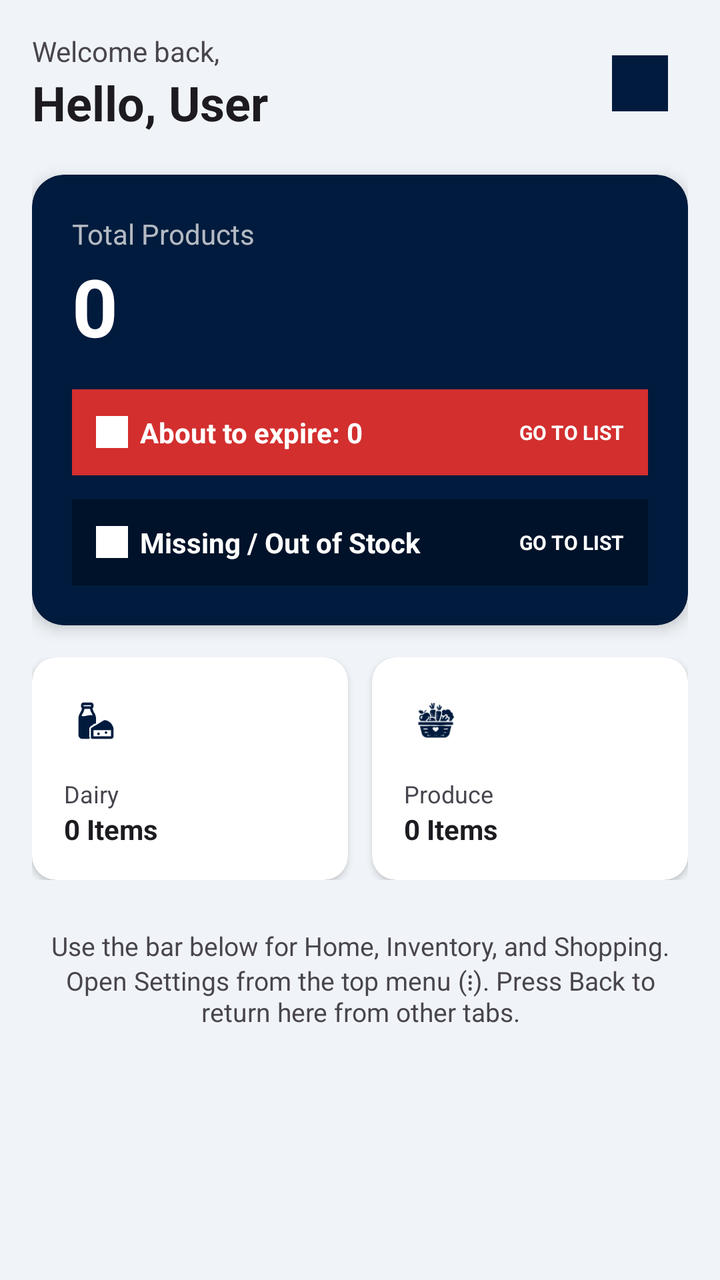
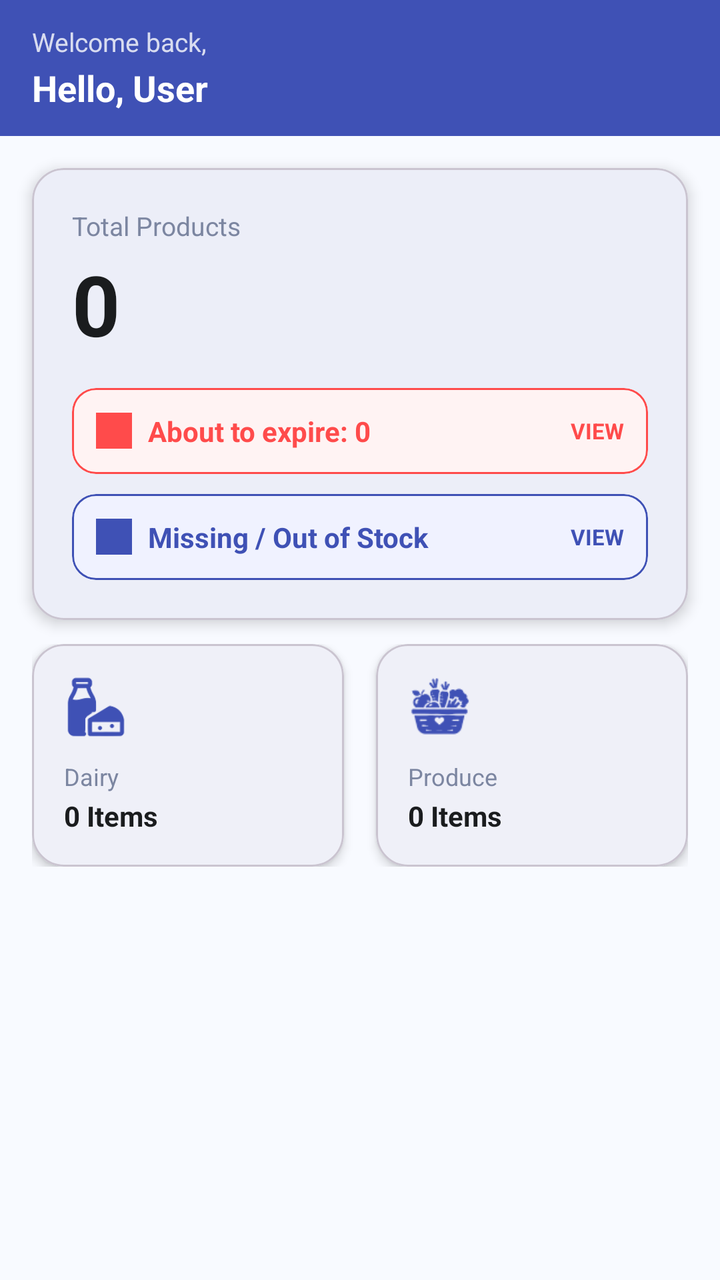

Two renders of the same Android screen: before a commit and after it. Below are the layout's source before the change and the commit's diff.
<!-- AndroidManifest.xml: application theme Theme.MyFridge -->
<!-- res/layout/fragment_home.xml -->
<?xml version="1.0" encoding="utf-8"?>
<ScrollView xmlns:android="http://schemas.android.com/apk/res/android"
    xmlns:app="http://schemas.android.com/apk/res-auto"
    android:layout_width="match_parent"
    android:layout_height="match_parent"
    android:background="?android:attr/windowBackground"
    android:fillViewport="true">

    <LinearLayout
        android:layout_width="match_parent"
        android:layout_height="wrap_content"
        android:orientation="vertical"
        android:padding="16dp">

        <LinearLayout
            android:layout_width="match_parent"
            android:layout_height="wrap_content"
            android:layout_marginBottom="20dp"
            android:gravity="center_vertical"
            android:orientation="horizontal">

            <LinearLayout
                android:layout_width="0dp"
                android:layout_height="wrap_content"
                android:layout_weight="1"
                android:orientation="vertical">

                <TextView
                    android:layout_width="wrap_content"
                    android:layout_height="wrap_content"
                    android:text="Welcome back,"
                    android:textColor="?android:attr/textColorSecondary" />

                <TextView
                    android:id="@+id/txt_hello_user"
                    android:layout_width="wrap_content"
                    android:layout_height="wrap_content"
                    android:text="Hello, User"
                    android:textColor="?android:attr/textColorPrimary"
                    android:textSize="24sp"
                    android:textStyle="bold" />
            </LinearLayout>

            <ImageView
                android:id="@+id/img_fridge_logo"
                android:layout_width="48dp"
                android:layout_height="48dp"
                android:contentDescription="@string/app_name"
                android:padding="10dp"
                android:src="@drawable/ic_fridge"
                app:tint="?attr/colorPrimary" />
        </LinearLayout>

        
        <androidx.cardview.widget.CardView
            android:layout_width="match_parent"
            android:layout_height="wrap_content"
            app:cardBackgroundColor="@color/navy_blue"
            app:cardCornerRadius="16dp"
            app:cardElevation="4dp">

            <LinearLayout
                android:layout_width="match_parent"
                android:layout_height="wrap_content"
                android:orientation="vertical"
                android:padding="20dp">

                <TextView
                    android:layout_width="wrap_content"
                    android:layout_height="wrap_content"
                    android:text="Total Products"
                    android:textColor="@color/text_light"
                    android:alpha="0.8" />

                <TextView
                    android:id="@+id/txt_total_products"
                    android:layout_width="wrap_content"
                    android:layout_height="wrap_content"
                    android:text="0"
                    android:textColor="@color/white"
                    android:textSize="40sp"
                    android:textStyle="bold" />

                <LinearLayout
                    android:id="@+id/row_about_to_expire"
                    android:layout_width="match_parent"
                    android:layout_height="wrap_content"
                    android:layout_marginTop="15dp"
                    android:background="@color/red_main"
                    android:clickable="true"
                    android:focusable="true"
                    android:gravity="center_vertical"
                    android:padding="12dp">

                    <ImageView
                        android:layout_width="16dp"
                        android:layout_height="16dp"
                        android:layout_marginEnd="6dp"
                        android:src="@drawable/ic_alert_warning"
                        app:tint="@color/white" />

                    <TextView
                        android:id="@+id/txt_about_to_expire"
                        android:layout_width="0dp"
                        android:layout_height="wrap_content"
                        android:layout_weight="1"
                        android:text="About to expire: 0"
                        android:textColor="@color/white"
                        android:textStyle="bold" />

                    <TextView
                        android:layout_width="wrap_content"
                        android:layout_height="wrap_content"
                        android:text="GO TO LIST"
                        android:textColor="@color/white"
                        android:textSize="10sp"
                        android:textStyle="bold" />
                </LinearLayout>

                <LinearLayout
                    android:id="@+id/row_shopping_cta"
                    android:layout_width="match_parent"
                    android:layout_height="wrap_content"
                    android:layout_marginTop="12dp"
                    android:background="@color/deep_blue"
                    android:clickable="true"
                    android:focusable="true"
                    android:gravity="center_vertical"
                    android:padding="12dp">

                    <ImageView
                        android:layout_width="16dp"
                        android:layout_height="16dp"
                        android:layout_marginEnd="6dp"
                        android:src="@drawable/ic_shopping_cart"
                        app:tint="@color/white" />

                    <TextView
                        android:layout_width="0dp"
                        android:layout_height="wrap_content"
                        android:layout_weight="1"
                        android:text="Missing / Out of Stock"
                        android:textColor="@color/white"
                        android:textStyle="bold" />

                    <TextView
                        android:layout_width="wrap_content"
                        android:layout_height="wrap_content"
                        android:text="GO TO LIST"
                        android:textColor="@color/white"
                        android:textSize="10sp"
                        android:textStyle="bold" />
                </LinearLayout>
            </LinearLayout>
        </androidx.cardview.widget.CardView>

        <LinearLayout
            android:layout_width="match_parent"
            android:layout_height="wrap_content"
            android:layout_marginTop="16dp"
            android:orientation="horizontal">

            <androidx.cardview.widget.CardView
                android:layout_width="0dp"
                android:layout_height="wrap_content"
                android:layout_marginEnd="6dp"
                android:layout_weight="1"
                app:cardBackgroundColor="?attr/colorSurface"
                app:cardCornerRadius="12dp"
                app:cardElevation="2dp">

                <LinearLayout
                    android:layout_width="match_parent"
                    android:layout_height="wrap_content"
                    android:orientation="vertical"
                    android:padding="16dp">

                    <ImageView
                        android:layout_width="32dp"
                        android:layout_height="32dp"
                        android:padding="6dp"
                        android:src="@drawable/ic_dairy"
                        app:tint="?attr/colorPrimary" />

                    <TextView
                        android:layout_width="wrap_content"
                        android:layout_height="wrap_content"
                        android:layout_marginTop="12dp"
                        android:text="Dairy"
                        android:textColor="?android:attr/textColorSecondary"
                        android:textSize="12sp" />

                    <TextView
                        android:id="@+id/txt_dairy_items"
                        android:layout_width="wrap_content"
                        android:layout_height="wrap_content"
                        android:text="0 Items"
                        android:textColor="?android:attr/textColorPrimary"
                        android:textStyle="bold" />
                </LinearLayout>
            </androidx.cardview.widget.CardView>

            <androidx.cardview.widget.CardView
                android:layout_width="0dp"
                android:layout_height="wrap_content"
                android:layout_marginStart="6dp"
                android:layout_weight="1"
                app:cardBackgroundColor="?attr/colorSurface"
                app:cardCornerRadius="12dp"
                app:cardElevation="2dp">

                <LinearLayout
                    android:layout_width="match_parent"
                    android:layout_height="wrap_content"
                    android:orientation="vertical"
                    android:padding="16dp">

                    <ImageView
                        android:layout_width="32dp"
                        android:layout_height="32dp"
                        android:padding="6dp"
                        android:src="@drawable/ic_produce"
                        app:tint="?attr/colorPrimary" />

                    <TextView
                        android:layout_width="wrap_content"
                        android:layout_height="wrap_content"
                        android:layout_marginTop="12dp"
                        android:text="Produce"
                        android:textColor="?android:attr/textColorSecondary"
                        android:textSize="12sp" />

                    <TextView
                        android:id="@+id/txt_produce_items"
                        android:layout_width="wrap_content"
                        android:layout_height="wrap_content"
                        android:text="0 Items"
                        android:textColor="?android:attr/textColorPrimary"
                        android:textStyle="bold" />
                </LinearLayout>
            </androidx.cardview.widget.CardView>
        </LinearLayout>

        <TextView
            android:layout_width="match_parent"
            android:layout_height="wrap_content"
            android:layout_marginTop="24dp"
            android:gravity="center"
            android:text="Use the bar below for Home, Inventory, and Shopping. Open Settings from the top menu (⋮). Press Back to return here from other tabs."
            android:textColor="?android:attr/textColorSecondary"
            android:textSize="13sp" />

    </LinearLayout>
</ScrollView>
<!-- resources referenced by this layout -->
<resources>
  <color name="deep_blue">#001229</color>
  <color name="navy_blue">#001B3D</color>
  <color name="red_main">#D32F2F</color>
  <color name="text_light">#E1E2E5</color>
  <color name="white">#FFFFFFFF</color>
  <!-- drawable ic_alert_warning: png bitmap (drawable, 734 bytes) -->
  <!-- drawable ic_dairy: png bitmap (drawable, 10836 bytes) -->
  <!-- drawable ic_fridge: png bitmap (drawable, 2261 bytes) -->
  <!-- drawable ic_produce: png bitmap (drawable, 6517 bytes) -->
  <!-- drawable ic_shopping_cart: png bitmap (drawable, 1299 bytes) -->
  <string name="app_name">MyFridge</string>
  <style name="Theme.MyFridge" parent="Base.Theme.MyFridge" />
  <style name="Base.Theme.MyFridge" parent="Theme.Material3.DayNight.NoActionBar">
          
          <item name="colorPrimary">@color/navy_blue</item>
          <item name="colorOnPrimary">@color/white</item>
          <item name="colorPrimaryContainer">@color/accent_blue</item>
          <item name="colorOnPrimaryContainer">@color/white</item>
  
          
          <item name="colorSecondary">@color/deep_blue</item>
          <item name="colorOnSecondary">@color/white</item>
  
          
          <item name="colorError">@color/red_main</item>
          <item name="colorOnError">@color/white</item>
          <item name="colorErrorContainer">@color/red_light</item>
          <item name="colorOnErrorContainer">@color/red_dark</item>
  
          
          <item name="android:windowBackground">@color/light_blue_bg</item>
          <item name="colorSurface">@color/white</item>
          <item name="colorOnSurface">@color/text_dark</item>
          <item name="colorSurfaceVariant">@color/light_blue_bg</item>
          <item name="colorOnSurfaceVariant">@color/text_gray</item>
  
          
          <item name="android:statusBarColor">@color/navy_blue</item>
          <item name="android:windowLightStatusBar" tools:targetApi="m">false</item>
      </style>
  <color name="accent_blue">#3D8BFF</color>
  <color name="red_light">#FFEBEE</color>
  <color name="red_dark">#B71C1C</color>
  <color name="light_blue_bg">#F0F4F8</color>
  <color name="text_dark">#1A1C1E</color>
  <color name="text_gray">#7C86A1</color>
</resources>

<!-- the commit's change to res/layout/fragment_home.xml (unified diff, before → after) -->
@@ -3,21 +3,25 @@
     xmlns:app="http://schemas.android.com/apk/res-auto"
     android:layout_width="match_parent"
     android:layout_height="match_parent"
-    android:background="?android:attr/windowBackground"
+    android:background="@color/light_blue_bg"
     android:fillViewport="true">
 
     <LinearLayout
         android:layout_width="match_parent"
         android:layout_height="wrap_content"
-        android:orientation="vertical"
-        android:padding="16dp">
-
+        android:orientation="vertical">
+
+        
         <LinearLayout
             android:layout_width="match_parent"
             android:layout_height="wrap_content"
-            android:layout_marginBottom="20dp"
+            android:background="@color/primary_blue"
             android:gravity="center_vertical"
-            android:orientation="horizontal">
+            android:orientation="horizontal"
+            android:paddingStart="16dp"
+            android:paddingTop="12dp"
+            android:paddingEnd="16dp"
+            android:paddingBottom="12dp">
 
             <LinearLayout
                 android:layout_width="0dp"
@@ -29,33 +33,38 @@
                     android:layout_width="wrap_content"
                     android:layout_height="wrap_content"
                     android:text="Welcome back,"
-                    android:textColor="?android:attr/textColorSecondary" />
+                    android:textColor="#CCFFFFFF"
+                    android:textSize="13sp" />
 
                 <TextView
                     android:id="@+id/txt_hello_user"
                     android:layout_width="wrap_content"
                     android:layout_height="wrap_content"
+                    android:layout_marginTop="2dp"
                     android:text="Hello, User"
-                    android:textColor="?android:attr/textColorPrimary"
-                    android:textSize="24sp"
+                    android:textColor="@color/white"
+                    android:textSize="18sp"
                     android:textStyle="bold" />
+
             </LinearLayout>
 
             <ImageView
                 android:id="@+id/img_fridge_logo"
-                android:layout_width="48dp"
-                android:layout_height="48dp"
+                android:layout_width="44dp"
+                android:layout_height="44dp"
                 android:contentDescription="@string/app_name"
-                android:padding="10dp"
-                android:src="@drawable/ic_fridge"
-                app:tint="?attr/colorPrimary" />
+                app:tint="@color/white" />
+
         </LinearLayout>
 
         
-        <androidx.cardview.widget.CardView
+        <com.google.android.material.card.MaterialCardView
             android:layout_width="match_parent"
             android:layout_height="wrap_content"
-            app:cardBackgroundColor="@color/navy_blue"
+            android:layout_marginStart="16dp"
+            android:layout_marginTop="16dp"
+            android:layout_marginEnd="16dp"
+            app:cardBackgroundColor="@color/white"
             app:cardCornerRadius="16dp"
             app:cardElevation="4dp">
 
@@ -69,105 +78,138 @@
                     android:layout_width="wrap_content"
                     android:layout_height="wrap_content"
                     android:text="Total Products"
-                    android:textColor="@color/text_light"
-                    android:alpha="0.8" />
+                    android:textColor="@color/text_gray"
+                    android:textSize="13sp" />
 
                 <TextView
                     android:id="@+id/txt_total_products"
                     android:layout_width="wrap_content"
                     android:layout_height="wrap_content"
+                    android:layout_marginTop="2dp"
                     android:text="0"
-                    android:textColor="@color/white"
-                    android:textSize="40sp"
+                    android:textColor="@color/text_dark"
+                    android:textSize="42sp"
                     android:textStyle="bold" />
 
-                <LinearLayout
+                
+                <com.google.android.material.card.MaterialCardView
                     android:id="@+id/row_about_to_expire"
                     android:layout_width="match_parent"
                     android:layout_height="wrap_content"
-                    android:layout_marginTop="15dp"
-                    android:background="@color/red_main"
+                    android:layout_marginTop="14dp"
                     android:clickable="true"
                     android:focusable="true"
-                    android:gravity="center_vertical"
-                    android:padding="12dp">
-
-                    <ImageView
-                        android:layout_width="16dp"
-                        android:layout_height="16dp"
-                        android:layout_marginEnd="6dp"
-                        android:src="@drawable/ic_alert_warning"
-                        app:tint="@color/white" />
-
-                    <TextView
-                        android:id="@+id/txt_about_to_expire"
-                        android:layout_width="0dp"
-                        android:layout_height="wrap_content"
-                        android:layout_weight="1"
-                        android:text="About to expire: 0"
-                        android:textColor="@color/white"
-                        android:textStyle="bold" />
-
-                    <TextView
-                        android:layout_width="wrap_content"
-                        android:layout_height="wrap_content"
-                        android:text="GO TO LIST"
-                        android:textColor="@color/white"
-                        android:textSize="10sp"
-                        android:textStyle="bold" />
-                </LinearLayout>
-
-                <LinearLayout
+                    app:cardBackgroundColor="#FFF3F3"
+                    app:cardCornerRadius="12dp"
+                    app:cardElevation="0dp"
+                    app:strokeColor="@color/red_main"
+                    app:strokeWidth="1dp">
+
+                    <LinearLayout
+                        android:layout_width="match_parent"
+                        android:layout_height="wrap_content"
+                        android:gravity="center_vertical"
+                        android:orientation="horizontal"
+                        android:padding="12dp">
+
+                        <ImageView
+                            android:layout_width="18dp"
+                            android:layout_height="18dp"
+                            android:layout_marginEnd="8dp"
+                            android:src="@drawable/ic_alert_warning"
+                            app:tint="@color/red_main" />
+
+                        <TextView
+                            android:id="@+id/txt_about_to_expire"
+                            android:layout_width="0dp"
+                            android:layout_height="wrap_content"
+                            android:layout_weight="1"
+                            android:text="About to expire: 0"
+                            android:textColor="@color/red_main"
+                            android:textStyle="bold" />
+
+                        <TextView
+                            android:layout_width="wrap_content"
+                            android:layout_height="wrap_content"
+                            android:text="VIEW"
+                            android:textColor="@color/red_main"
+                            android:textSize="11sp"
+                            android:textStyle="bold" />
+
+                    </LinearLayout>
+
+                </com.google.android.material.card.MaterialCardView>
+
+                
+                <com.google.android.material.card.MaterialCardView
                     android:id="@+id/row_shopping_cta"
                     android:layout_width="match_parent"
                     android:layout_height="wrap_content"
-                    android:layout_marginTop="12dp"
-                    android:background="@color/deep_blue"
+                    android:layout_marginTop="10dp"
                     android:clickable="true"
                     android:focusable="true"
-                    android:gravity="center_vertical"
-                    android:padding="12dp">
-
-                    <ImageView
-                        android:layout_width="16dp"
-                        android:layout_height="16dp"
-                        android:layout_marginEnd="6dp"
-                        android:src="@drawable/ic_shopping_cart"
-                        app:tint="@color/white" />
-
-                    <TextView
-                        android:layout_width="0dp"
-                        android:layout_height="wrap_content"
-                        android:layout_weight="1"
-                        android:text="Missing / Out of Stock"
-                        android:textColor="@color/white"
-                        android:textStyle="bold" />
-
-                    <TextView
-                        android:layout_width="wrap_content"
-                        android:layout_height="wrap_content"
-                        android:text="GO TO LIST"
-                        android:textColor="@color/white"
-                        android:textSize="10sp"
-                        android:textStyle="bold" />
-                </LinearLayout>
+                    app:cardBackgroundColor="#F0F2FF"
+                    app:cardCornerRadius="12dp"
+                    app:cardElevation="0dp"
+                    app:strokeColor="@color/primary_blue"
+                    app:strokeWidth="1dp">
+
+                    <LinearLayout
+                        android:layout_width="match_parent"
+                        android:layout_height="wrap_content"
+                        android:gravity="center_vertical"
+                        android:orientation="horizontal"
+                        android:padding="12dp">
+
+                        <ImageView
+                            android:layout_width="18dp"
+                            android:layout_height="18dp"
+                            android:layout_marginEnd="8dp"
+                            android:src="@drawable/ic_shopping_cart"
+                            app:tint="@color/primary_blue" />
+
+                        <TextView
+                            android:layout_width="0dp"
+                            android:layout_height="wrap_content"
+                            android:layout_weight="1"
+                            android:text="Missing / Out of Stock"
+                            android:textColor="@color/primary_blue"
+                            android:textStyle="bold" />
+
+                        <TextView
+                            android:layout_width="wrap_content"
+                            android:layout_height="wrap_content"
+                            android:text="VIEW"
+                            android:textColor="@color/primary_blue"
+                            android:textSize="11sp"
+                            android:textStyle="bold" />
+
+                    </LinearLayout>
+
+                </com.google.android.material.card.MaterialCardView>
+
             </LinearLayout>
-        </androidx.cardview.widget.CardView>
-
+
+        </com.google.android.material.card.MaterialCardView>
+
+        
         <LinearLayout
             android:layout_width="match_parent"
             android:layout_height="wrap_content"
-            android:layout_marginTop="16dp"
+            android:layout_marginStart="16dp"
+            android:layout_marginTop="12dp"
+            android:layout_marginEnd="16dp"
+            android:layout_marginBottom="16dp"
             android:orientation="horizontal">
 
-            <androidx.cardview.widget.CardView
+            <com.google.android.material.card.MaterialCardView
                 android:layout_width="0dp"
                 android:layout_height="wrap_content"
-                android:layout_marginEnd="6dp"
+                android:layout_marginEnd="8dp"
                 android:layout_weight="1"
-                app:cardBackgroundColor="?attr/colorSurface"
-                app:cardCornerRadius="12dp"
-                app:cardElevation="2dp">
+                app:cardBackgroundColor="@color/white"
+                app:cardCornerRadius="16dp"
+                app:cardElevation="3dp">
 
                 <LinearLayout
                     android:layout_width="match_parent"
@@ -178,36 +220,38 @@
                     <ImageView
                         android:layout_width="32dp"
                         android:layout_height="32dp"
-                        android:padding="6dp"
                         android:src="@drawable/ic_dairy"
-                        app:tint="?attr/colorPrimary" />
-
-                    <TextView
-                        android:layout_width="wrap_content"
-                        android:layout_height="wrap_content"
-                        android:layout_marginTop="12dp"
+                        app:tint="@color/primary_blue" />
+
+                    <TextView
+                        android:layout_width="wrap_content"
+                        android:layout_height="wrap_content"
+                        android:layout_marginTop="10dp"
                         android:text="Dairy"
-                        android:textColor="?android:attr/textColorSecondary"
+                        android:textColor="@color/text_gray"
                         android:textSize="12sp" />
 
                     <TextView
                         android:id="@+id/txt_dairy_items"
                         android:layout_width="wrap_content"
                         android:layout_height="wrap_content"
+                        android:layout_marginTop="2dp"
                         android:text="0 Items"
-                        android:textColor="?android:attr/textColorPrimary"
+                        android:textColor="@color/text_dark"
                         android:textStyle="bold" />
+
                 </LinearLayout>
-            </androidx.cardview.widget.CardView>
-
-            <androidx.cardview.widget.CardView
+
+            </com.google.android.material.card.MaterialCardView>
+
+            <com.google.android.material.card.MaterialCardView
                 android:layout_width="0dp"
                 android:layout_height="wrap_content"
-                android:layout_marginStart="6dp"
+                android:layout_marginStart="8dp"
                 android:layout_weight="1"
-                app:cardBackgroundColor="?attr/colorSurface"
-                app:cardCornerRadius="12dp"
-                app:cardElevation="2dp">
+                app:cardBackgroundColor="@color/white"
+                app:cardCornerRadius="16dp"
+                app:cardElevation="3dp">
 
                 <LinearLayout
                     android:layout_width="match_parent"
@@ -218,37 +262,32 @@
                     <ImageView
                         android:layout_width="32dp"
                         android:layout_height="32dp"
-                        android:padding="6dp"
                         android:src="@drawable/ic_produce"
-                        app:tint="?attr/colorPrimary" />
-
-                    <TextView
-                        android:layout_width="wrap_content"
-                        android:layout_height="wrap_content"
-                        android:layout_marginTop="12dp"
+                        app:tint="@color/primary_blue" />
+
+                    <TextView
+                        android:layout_width="wrap_content"
+                        android:layout_height="wrap_content"
+                        android:layout_marginTop="10dp"
                         android:text="Produce"
-                        android:textColor="?android:attr/textColorSecondary"
+                        android:textColor="@color/text_gray"
                         android:textSize="12sp" />
 
                     <TextView
                         android:id="@+id/txt_produce_items"
                         android:layout_width="wrap_content"
                         android:layout_height="wrap_content"
+                        android:layout_marginTop="2dp"
                         android:text="0 Items"
-                        android:textColor="?android:attr/textColorPrimary"
+                        android:textColor="@color/text_dark"
                         android:textStyle="bold" />
+
                 </LinearLayout>
-            </androidx.cardview.widget.CardView>
+
+            </com.google.android.material.card.MaterialCardView>
+
         </LinearLayout>
 
-        <TextView
-            android:layout_width="match_parent"
-            android:layout_height="wrap_content"
-            android:layout_marginTop="24dp"
-            android:gravity="center"
-            android:text="Use the bar below for Home, Inventory, and Shopping. Open Settings from the top menu (⋮). Press Back to return here from other tabs."
-            android:textColor="?android:attr/textColorSecondary"
-            android:textSize="13sp" />
-
     </LinearLayout>
+
 </ScrollView>
<!-- resource entries referenced after the edit -->
@@ -1,22 +1,20 @@
 <!-- resources referenced by this layout -->
 <resources>
-  <color name="deep_blue">#001229</color>
-  <color name="navy_blue">#001B3D</color>
-  <color name="red_main">#D32F2F</color>
-  <color name="text_light">#E1E2E5</color>
+  <color name="deep_blue">#303F9F</color>
+  <color name="navy_blue">#3F51B5</color>
+  <color name="red_main">#FF4B4B</color>
   <color name="white">#FFFFFFFF</color>
   <!-- drawable ic_alert_warning: png bitmap (drawable, 734 bytes) -->
   <!-- drawable ic_dairy: png bitmap (drawable, 10836 bytes) -->
-  <!-- drawable ic_fridge: png bitmap (drawable, 2261 bytes) -->
   <!-- drawable ic_produce: png bitmap (drawable, 6517 bytes) -->
   <!-- drawable ic_shopping_cart: png bitmap (drawable, 1299 bytes) -->
   <string name="app_name">MyFridge</string>
   <style name="Theme.MyFridge" parent="Base.Theme.MyFridge" />
-  <style name="Base.Theme.MyFridge" parent="Theme.Material3.DayNight.NoActionBar">
+  <style name="Base.Theme.MyFridge" parent="Theme.Material3.Light.NoActionBar">
           
-          <item name="colorPrimary">@color/navy_blue</item>
+          <item name="colorPrimary">@color/primary_blue</item>
           <item name="colorOnPrimary">@color/white</item>
-          <item name="colorPrimaryContainer">@color/accent_blue</item>
+          <item name="colorPrimaryContainer">@color/navy_blue</item>
           <item name="colorOnPrimaryContainer">@color/white</item>
   
           
@@ -24,26 +22,16 @@
           <item name="colorOnSecondary">@color/white</item>
   
           
-          <item name="colorError">@color/red_main</item>
-          <item name="colorOnError">@color/white</item>
-          <item name="colorErrorContainer">@color/red_light</item>
-          <item name="colorOnErrorContainer">@color/red_dark</item>
-  
-          
           <item name="android:windowBackground">@color/light_blue_bg</item>
           <item name="colorSurface">@color/white</item>
           <item name="colorOnSurface">@color/text_dark</item>
-          <item name="colorSurfaceVariant">@color/light_blue_bg</item>
-          <item name="colorOnSurfaceVariant">@color/text_gray</item>
   
           
           <item name="android:statusBarColor">@color/navy_blue</item>
           <item name="android:windowLightStatusBar" tools:targetApi="m">false</item>
       </style>
-  <color name="accent_blue">#3D8BFF</color>
-  <color name="red_light">#FFEBEE</color>
-  <color name="red_dark">#B71C1C</color>
-  <color name="light_blue_bg">#F0F4F8</color>
+  <color name="light_blue_bg">#F8FAFF</color>
+  <color name="primary_blue">#3F51B5</color>
   <color name="text_dark">#1A1C1E</color>
   <color name="text_gray">#7C86A1</color>
 </resources>
